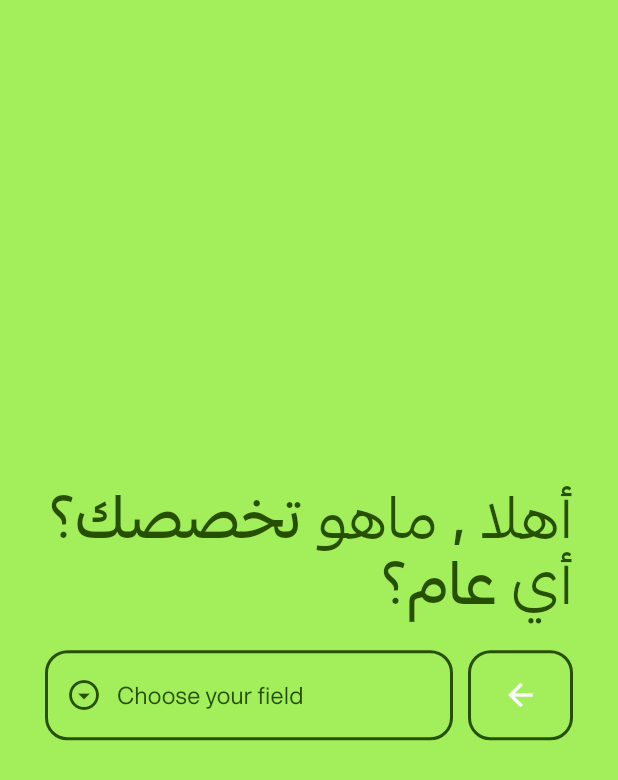
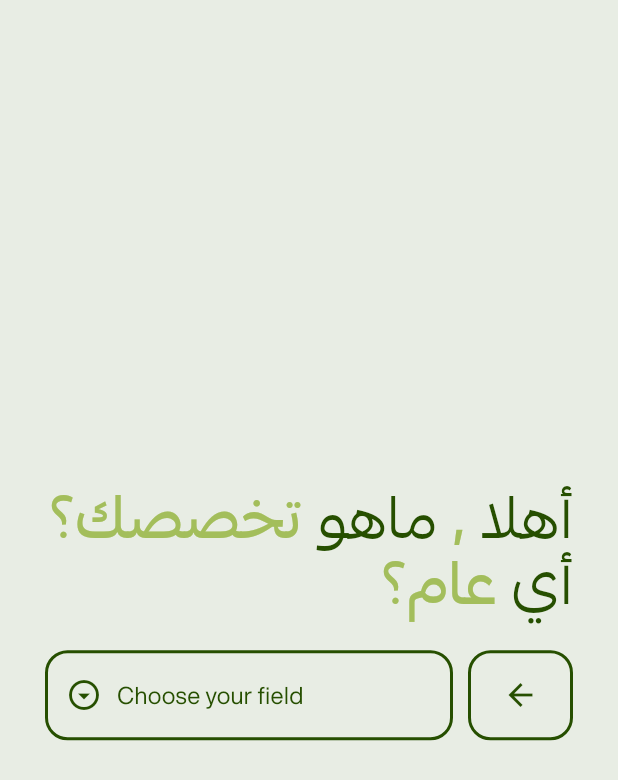
Before and after one commit to zaki-reg/university-calculator, a Flutter app: the screen it shows after launch, after a tap on an icon or button, on a phone screen of 412 x 824 dp. Shown: the top 780 px of the screen. Run offline on Flutter 3.47's test engine with Material 3 defaults, Android fonts, the phone set to English and light mode, and no system bars; our stand-ins replace carousel_slider, flutter_svg.

Commit message:
update field_year.dart UI

```diff
--- a/lib/screens/field_year.dart
+++ b/lib/screens/field_year.dart
@@ -43,7 +43,7 @@ class _CustomDropdownButtonState extends State<CustomDropdownButton> {
   @override
   Widget build(BuildContext context) {
     return Scaffold(
-      backgroundColor: limeGreen,
+      backgroundColor: backgroundColor,
       body: Padding(
         padding: const EdgeInsets.all(30.0),
         child: Column(
@@ -72,7 +72,7 @@ class _CustomDropdownButtonState extends State<CustomDropdownButton> {
                       TextSpan(
                         text: '${widget.enteredText}, ',
                         style: arabicTextStyle.copyWith(
-                            color: darkGreen,
+                            color: limeGreen.withGreen(190),
                             fontWeight: FontWeight
                                 .w500), // Replace with your WhiteBlue color
                       ),
@@ -86,7 +86,7 @@ class _CustomDropdownButtonState extends State<CustomDropdownButton> {
                       TextSpan(
                         text: 'تخصصك؟ ',
                         style: arabicTextStyle.copyWith(
-                            color: darkGreen,
+                            color: limeGreen.withGreen(190),
                             fontWeight: FontWeight
                                 .w500), // Replace with your WhiteBlue color
                       ),
@@ -100,7 +100,7 @@ class _CustomDropdownButtonState extends State<CustomDropdownButton> {
                       TextSpan(
                         text: 'عام؟',
                         style: arabicTextStyle.copyWith(
-                            color: darkGreen,
+                            color: limeGreen.withGreen(190),
                             fontWeight: FontWeight
                                 .w500), // Replace with your WhiteBlue color
                       ),
@@ -159,7 +159,7 @@ class _CustomDropdownButtonState extends State<CustomDropdownButton> {
                 const SizedBox(width: 10),
                 Material(
                   borderRadius: BorderRadius.circular(15.0),
-                  color: isFieldSelected ? darkGreen : Colors.transparent,
+                  color: isFieldSelected ? limeGreen : Colors.transparent,
                   child: InkWell(
                     highlightColor: darkGreen,
                     borderRadius: BorderRadius.circular(15.0),
@@ -171,7 +171,7 @@ class _CustomDropdownButtonState extends State<CustomDropdownButton> {
                           borderRadius: BorderRadius.circular(15.0),
                           border: Border.all(color: darkGreen, width: 2)),
                       child: const Center(
-                        child: Icon(Icons.arrow_back, color: highlightWhite),
+                        child: Icon(Icons.arrow_back, color: darkGreen),
                       ),
                     ),
                   ),
@@ -208,11 +208,11 @@ class _CustomDropdownButtonState extends State<CustomDropdownButton> {
           value: field,
           child: Text(
             field,
-            style: textStyle.copyWith(fontSize: 15, color: limeGreen),
+            style: textStyle.copyWith(fontSize: 15, color: darkGreen),
           ),
         );
       }).toList(),
-      color: darkGreen,
+      color: limeGreen,
       elevation: 0,
     );
   }
@@ -238,7 +238,7 @@ class _YearRowState extends State<YearRow> {
         children: [
           Expanded(
             child: InkWell(
-              highlightColor: darkGreen,
+              highlightColor: limeGreen,
               borderRadius: BorderRadius.circular(15.0),
               onTap: () async {
                 final selected = await _showYearMenu(context);
@@ -270,7 +270,7 @@ class _YearRowState extends State<YearRow> {
                       Text(
                         selectedYear,
                         style:
-                            textStyle.copyWith(color: darkGreen, fontSize: 16),
+                            textStyle.copyWith(color: darkGreen, fontSize: 16,fontWeight: FontWeight.w500),
                       ),
                     ],
                   ),
@@ -281,7 +281,7 @@ class _YearRowState extends State<YearRow> {
           const SizedBox(width: 10),
           Material(
             borderRadius: BorderRadius.circular(15.0),
-            color: darkGreen,
+            color: limeGreen,
             child: InkWell(
               highlightColor: darkGreen,
               borderRadius: BorderRadius.circular(15.0),
@@ -304,7 +304,7 @@ class _YearRowState extends State<YearRow> {
                     borderRadius: BorderRadius.circular(15.0),
                     border: Border.all(color: darkGreen, width: 2)),
                 child: const Center(
-                  child: Icon(Icons.check, color: highlightWhite),
+                  child: Icon(Icons.check, color: darkGreen),
                 ),
               ),
             ),
@@ -330,11 +330,11 @@ class _YearRowState extends State<YearRow> {
           value: year,
           child: Text(
             year,
-            style: textStyle.copyWith(fontSize: 15, color: limeGreen),
+            style: textStyle.copyWith(fontSize: 15, color: darkGreen),
           ),
         );
       }).toList(),
-      color: darkGreen,
+      color: limeGreen,
       elevation: 0,
     );
   }
```
